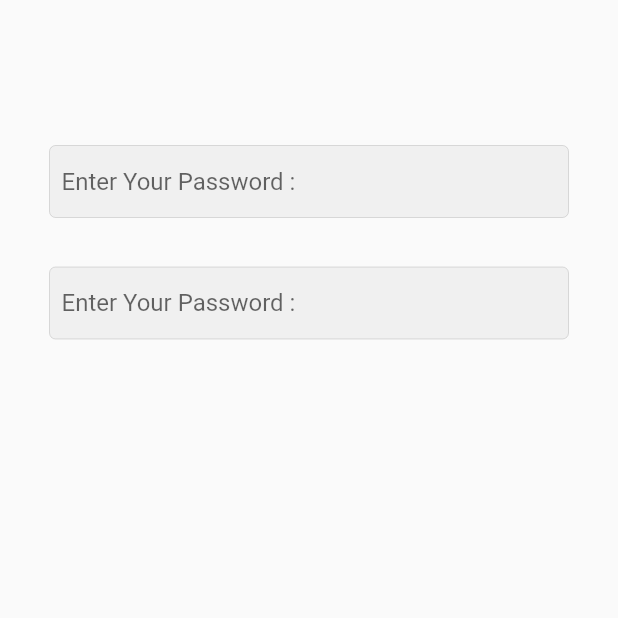
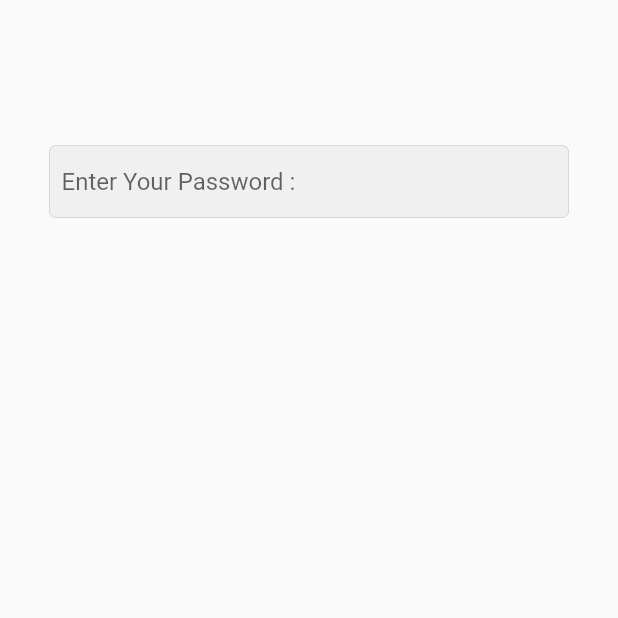
Before and after one commit to AyaEidAttya/E-commerce-app, a Flutter app: the screen it shows after launch, on a phone screen of 412 x 824 dp, the top half of it. Run offline on Flutter 3.47's test engine with Material 2 defaults, Android fonts, the phone set to English and light mode, and no system bars.

```diff
--- a/lib/pages/logine.dart/login.dart
+++ b/lib/pages/logine.dart/login.dart
@@ -27,18 +27,6 @@ class login extends StatelessWidget {
               contentPadding: const EdgeInsets.all(8),
             )),
              SizedBox(height: 33,),
-              TextField(
-            keyboardType: TextInputType.text,
-            obscureText: true,
-            decoration: InputDecoration(
-              hintText: "Enter Your Password : ",
-              // To delete borders
-              enabledBorder: OutlineInputBorder(borderSide: Divider.createBorderSide(context),),
-              focusedBorder: OutlineInputBorder(borderSide: BorderSide(color: Colors.grey,),),
-              // fillColor: Colors.red,
-              filled: true,
-              contentPadding: const EdgeInsets.all(8),
-            ))
 
 
 
```
